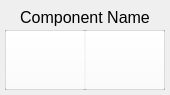
Above: src/twoPinComponentWidget.ui from CinnaKenToast/Circuit-Board-Designer before the change. Below: the same form after it.
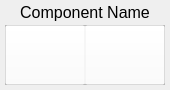
That is the form after the change.

Diff of the .ui file:
```diff
--- a/src/twoPinComponentWidget.ui
+++ b/src/twoPinComponentWidget.ui
@@ -7,7 +7,7 @@
     <x>0</x>
     <y>0</y>
     <width>170</width>
-    <height>95</height>
+    <height>90</height>
    </rect>
   </property>
   <property name="sizePolicy">
@@ -19,13 +19,13 @@
   <property name="minimumSize">
    <size>
     <width>170</width>
-    <height>95</height>
+    <height>90</height>
    </size>
   </property>
   <property name="maximumSize">
    <size>
     <width>170</width>
-    <height>95</height>
+    <height>90</height>
    </size>
   </property>
   <property name="windowTitle">
@@ -35,7 +35,7 @@
    <property name="geometry">
     <rect>
      <x>5</x>
-     <y>5</y>
+     <y>0</y>
      <width>160</width>
      <height>25</height>
     </rect>
@@ -68,7 +68,7 @@
    <property name="geometry">
     <rect>
      <x>5</x>
-     <y>30</y>
+     <y>25</y>
      <width>160</width>
      <height>60</height>
     </rect>
```
